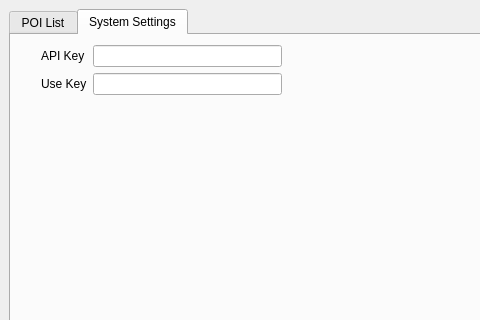
First picture: the form in src/overlay/qt/OptionsWindow.ui, repository Smeat/GW2Overlay, before the edit; both pictures show x 0 to 480 and y 0 to 320 of the 800 by 600 pixel window.
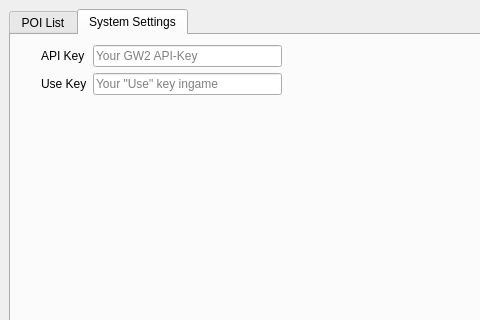
Second picture: the form after the edit. The open tabs and pages were chosen to show the change.

Commit message: Load and save config in GUI

```diff
--- a/src/overlay/qt/OptionsWindow.ui
+++ b/src/overlay/qt/OptionsWindow.ui
@@ -85,17 +85,28 @@
           </widget>
          </item>
          <item row="0" column="1">
-          <widget class="QLineEdit" name="api_text"/>
+          <widget class="QLineEdit" name="api_text">
+           <property name="statusTip">
+            <string/>
+           </property>
+           <property name="placeholderText">
+            <string>Your GW2 API-Key</string>
+           </property>
+          </widget>
          </item>
          <item row="1" column="0">
-          <widget class="QLabel" name="use_text">
+          <widget class="QLabel" name="use_label">
            <property name="text">
             <string>Use Key</string>
            </property>
           </widget>
          </item>
          <item row="1" column="1">
-          <widget class="QLineEdit" name="lineEdit"/>
+          <widget class="QLineEdit" name="use_text">
+           <property name="placeholderText">
+            <string>Your &quot;Use&quot; key ingame</string>
+           </property>
+          </widget>
          </item>
         </layout>
        </widget>
```
Left out of the diff: 2 changed lines with no effect on the pictures. The commit also changes 6 other files.
